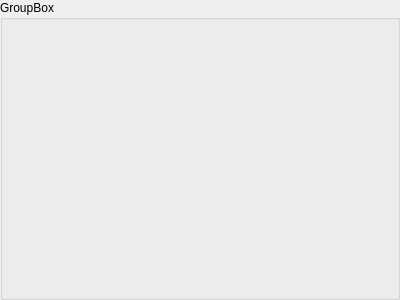
Old version of the form anchor_item_ui.ui in the repository xEnVrE/DecaWaveEVB1000Viewer.
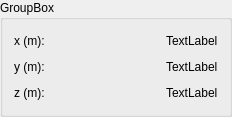
New version of the form.

The edit to the form file:
```diff
--- a/anchor_item_ui.ui
+++ b/anchor_item_ui.ui
@@ -9,12 +9,104 @@
    <rect>
     <x>0</x>
     <y>0</y>
-    <width>400</width>
-    <height>300</height>
+    <width>232</width>
+    <height>114</height>
    </rect>
   </property>
+  <property name="maximumSize">
+   <size>
+    <width>16777215</width>
+    <height>114</height>
+   </size>
+  </property>
   <property name="windowTitle">
    <string>GroupBox</string>
   </property>
+  <property name="title">
+   <string>GroupBox</string>
+  </property>
+  <layout class="QGridLayout" name="gridLayout">
+   <item row="0" column="3">
+    <widget class="QLabel" name="xLabelValue">
+     <property name="text">
+      <string>TextLabel</string>
+     </property>
+    </widget>
+   </item>
+   <item row="1" column="3">
+    <widget class="QLabel" name="yLabelValue">
+     <property name="text">
+      <string>TextLabel</string>
+     </property>
+    </widget>
+   </item>
+   <item row="1" column="2">
+    <spacer name="ySpacer">
+     <property name="orientation">
+      <enum>Qt::Horizontal</enum>
+     </property>
+     <property name="sizeHint" stdset="0">
+      <size>
+       <width>40</width>
+       <height>20</height>
+      </size>
+     </property>
+    </spacer>
+   </item>
+   <item row="1" column="1">
+    <widget class="QLabel" name="yLabel">
+     <property name="text">
+      <string>y (m):</string>
+     </property>
+    </widget>
+   </item>
+   <item row="0" column="1">
+    <widget class="QLabel" name="xLabel">
+     <property name="text">
+      <string>x (m):</string>
+     </property>
+    </widget>
+   </item>
+   <item row="0" column="2">
+    <spacer name="xSpacer">
+     <property name="orientation">
+      <enum>Qt::Horizontal</enum>
+     </property>
+     <property name="sizeHint" stdset="0">
+      <size>
+       <width>40</width>
+       <height>20</height>
+      </size>
+     </property>
+    </spacer>
+   </item>
+   <item row="2" column="1">
+    <widget class="QLabel" name="zLabel">
+     <property name="text">
+      <string>z (m):</string>
+     </property>
+    </widget>
+   </item>
+   <item row="2" column="2">
+    <spacer name="zSpacer">
+     <property name="orientation">
+      <enum>Qt::Horizontal</enum>
+     </property>
+     <property name="sizeHint" stdset="0">
+      <size>
+       <width>40</width>
+       <height>20</height>
+      </size>
+     </property>
+    </spacer>
+   </item>
+   <item row="2" column="3">
+    <widget class="QLabel" name="zLabelValue">
+     <property name="text">
+      <string>TextLabel</string>
+     </property>
+    </widget>
+   </item>
+  </layout>
  </widget>
 </ui>
```
Left out of the diff: 11 changed lines with no effect on the pictures.
